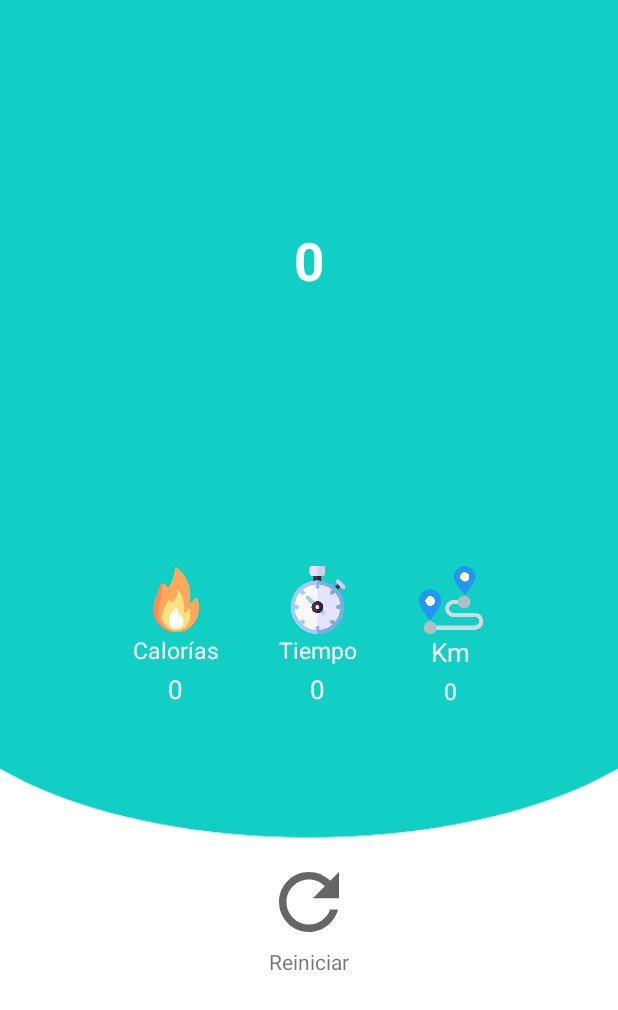
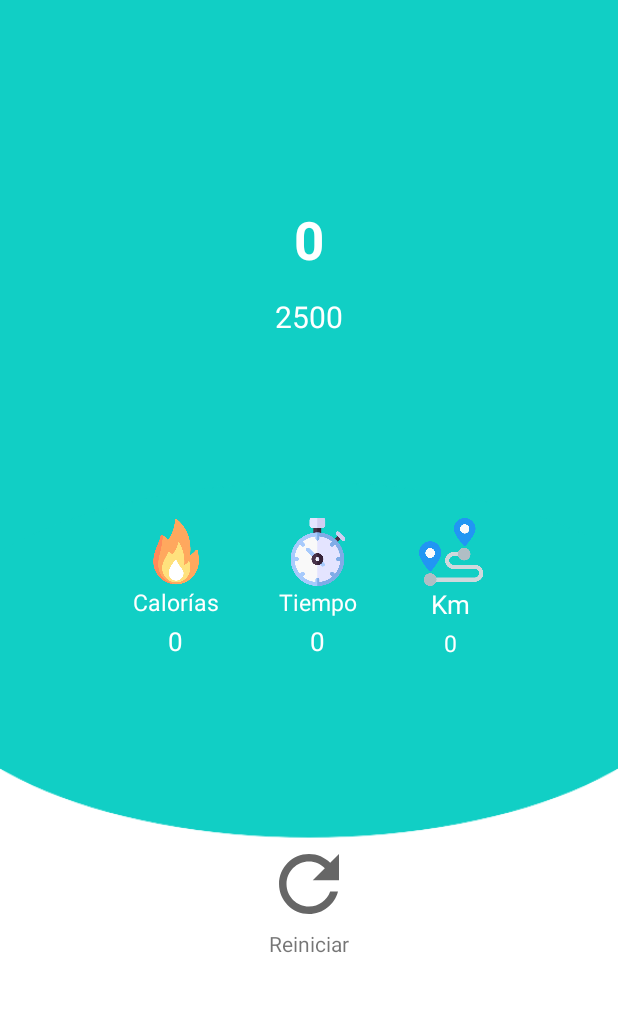
Before and after one commit to SergioGamero31/D-health, an Android app: the PedometerFragment screen opened directly, with no data from a screen before it, on a phone screen of 412 x 824 dp. Shown: the top 1010 px of the screen. Run offline under Robolectric (Android 15) with nearby library versions, the phone set to English and light mode, and no system bars; libraries missing offline, so code that uses them is left out: com.mikhaellopez.circularprogressbar; plain views replace CircularProgressBar; 1 statement that could not run was skipped.

Commit message:
podoact4

```diff
--- a/app/src/main/java/Fragments/PedometerFragment.java
+++ b/app/src/main/java/Fragments/PedometerFragment.java
@@ -27,6 +27,7 @@ import com.mikhaellopez.circularprogressbar.CircularProgressBar;
 public class PedometerFragment extends Fragment implements SensorEventListener {
 
     private TextView txstepCounter;
+    private TextView txtmaxStep;
     private TextView txtCal;
     private TextView txtTime;
     private TextView txtDist;
@@ -39,6 +40,7 @@ public class PedometerFragment extends Fragment implements SensorEventListener {
 
     private boolean sensorPresent;
     int stepCount = 0;
+    int stepMax = 0;
 
     @Override
     public View onCreateView(LayoutInflater inflater, ViewGroup container, Bundle savedInstanceState) {
@@ -51,10 +53,16 @@ public class PedometerFragment extends Fragment implements SensorEventListener {
         View view = inflater.inflate(R.layout.fragment_podometer, container, false);
 
         txstepCounter = view.findViewById(R.id.txstepCounter);
+        txtmaxStep = view.findViewById(R.id.txstepCounter);
         cProgressBar = view.findViewById(R.id.cProgressBar);
         btnReset = view.findViewById(R.id.btnReset);
 
+        txtCal = view.findViewById(R.id.txCal);
+        txtTime = view.findViewById(R.id.txTime);
+        txtDist = view.findViewById(R.id.txDist);
+
         sensorManager = (SensorManager) getActivity().getSystemService(Context.SENSOR_SERVICE);
+
 
         if(sensorManager.getDefaultSensor(Sensor.TYPE_STEP_COUNTER)!=null){
             mstepCounter = sensorManager.getDefaultSensor(Sensor.TYPE_STEP_COUNTER);
@@ -75,8 +83,9 @@ public class PedometerFragment extends Fragment implements SensorEventListener {
             stepCount = (int) event.values[0];
             txstepCounter.setText(String.valueOf(stepCount));
             cProgressBar.setProgressWithAnimation((float) stepCount);
-
         }
+        txtCal.setText(String.valueOf(stepCount/20));
+        getDistance();
     }
 
     @Override
@@ -107,4 +116,9 @@ public class PedometerFragment extends Fragment implements SensorEventListener {
             }
         });
     }
+    public void getDistance(){
+        float distance = (float)(stepCount*71) / (float)100000;
+        txtDist.setText(String.format("%.2f", distance));
+    }
+
 }
--- a/app/src/main/java/com/example/diabetes/MainActivity.java
+++ b/app/src/main/java/com/example/diabetes/MainActivity.java
@@ -79,6 +79,7 @@ public class MainActivity extends AppCompatActivity implements IComDashboard {
                 FragmentTransaction transaction = getSupportFragmentManager().beginTransaction();
                 transaction.setCustomAnimations(R.anim.enter_right_left,R.anim.exit_left_right);
                 transaction.replace(R.id.frame_container, fragment);
+                transaction.addToBackStack(null);
                 transaction.commit();
             }
         }
--- /dev/null
+++ b/app/src/main/res/drawable/ic_message.xml
@@ -0,0 +1,5 @@
+<vector android:height="36dp" android:viewportHeight="128"
+    android:viewportWidth="128" android:width="36dp" xmlns:android="http://schemas.android.com/apk/res/android">
+    <path android:fillColor="#007aff" android:pathData="M64,64m-64,0a64,64 0,1 1,128 0a64,64 0,1 1,-128 0"/>
+    <path android:fillColor="#FFFFFF" android:pathData="M100,37H28c-2.2,0 -4,1.8 -4,4v42c0,2.2 1.8,4 4,4h20v15.1c0,0.8 0.9,1.3 1.6,0.8L72,87h28c2.2,0 4,-1.8 4,-4V41C104,38.8 102.2,37 100,37z"/>
+</vector>
--- /dev/null
+++ b/app/src/main/res/drawable/ic_plus.xml
@@ -0,0 +1,5 @@
+<vector android:height="30dp" android:viewportHeight="469.33334"
+    android:viewportWidth="469.33334" android:width="30dp" xmlns:android="http://schemas.android.com/apk/res/android">
+    <path android:fillColor="#4caf50" android:pathData="m437.332,192h-405.332c-17.664,0 -32,14.336 -32,32v21.332c0,17.664 14.336,32 32,32h405.332c17.664,0 32,-14.336 32,-32v-21.332c0,-17.664 -14.336,-32 -32,-32zM437.332,192"/>
+    <path android:fillColor="#4caf50" android:pathData="m192,32v405.332c0,17.664 14.336,32 32,32h21.332c17.664,0 32,-14.336 32,-32v-405.332c0,-17.664 -14.336,-32 -32,-32h-21.332c-17.664,0 -32,14.336 -32,32zM192,32"/>
+</vector>
--- a/app/src/main/res/layout/fragment_main.xml
+++ b/app/src/main/res/layout/fragment_main.xml
@@ -43,7 +43,7 @@
                         android:layout_height="wrap_content"
                         android:layout_alignParentLeft="true"
                         android:layout_centerVertical="true"
-                        android:text="Anashe"
+                        android:text="Bienvenido"
                         android:textSize="17sp"
                         android:textColor="#BDF8FF"/>
 
--- a/app/src/main/res/layout/fragment_podometer.xml
+++ b/app/src/main/res/layout/fragment_podometer.xml
@@ -23,7 +23,7 @@
                     android:id="@+id/cProgressBar"
                     android:layout_width="250dp"
                     android:layout_height="250dp"
-                    android:layout_marginTop="50dp"
+                    android:layout_marginTop="70dp"
                     android:layout_centerInParent="true"
                     app:cpb_background_progressbar_color="@color/colorAccentLight2"
                     app:cpb_background_progressbar_width="15dp"
@@ -35,11 +35,21 @@
                 <TextView
                     android:id="@+id/txstepCounter"
                     style="@style/viewParent.headerText.NoMode"
-                    android:layout_below="@+id/cProgressBar"
                     android:text="0"
                     android:textSize="35sp"
                     android:textColor="@color/login_bk_color"
                     android:layout_centerInParent="true"/>
+
+                <TextView
+                    android:id="@+id/txmaxStep"
+                    android:layout_height="wrap_content"
+                    android:layout_width="match_parent"
+                    android:layout_below="@+id/txstepCounter"
+                    android:text="2500"
+                    android:layout_marginTop="150dp"
+                    android:textSize="20sp"
+                    android:textColor="@color/login_bk_color"
+                    android:gravity="center"/>
 
             </RelativeLayout>
 
@@ -48,7 +58,7 @@
                 android:layout_height="wrap_content"
                 android:gravity="center"
                 android:orientation="horizontal"
-                android:layout_marginTop="30dp">
+                android:layout_marginTop="25dp">
 
                 <LinearLayout
                     android:layout_width="wrap_content"
@@ -71,7 +81,7 @@
                         android:textColor="@color/login_bk_color"
                         android:layout_gravity="center"/>
                     <TextView
-                        android:id="@+id/txtCal"
+                        android:id="@+id/txCal"
                         android:layout_width="wrap_content"
                         android:layout_height="wrap_content"
                         android:text="0"
@@ -148,7 +158,7 @@
             <LinearLayout
                 android:layout_width="match_parent"
                 android:layout_height="wrap_content"
-                android:layout_marginTop="100dp"
+                android:layout_marginTop="120dp"
                 android:gravity="center"
                 android:orientation="vertical">
 
```
Also changed, not shown: app/src/main/res/drawable/ic_languages.xml (deleted, +0 -21 lines), app/src/main/res/drawable/ic_lock.xml (added, +7 -0 lines), app/src/main/res/layout/fragment_menu.xml (+7 -1 lines), app/src/main/res/layout/fragment_nutrition.xml (+3 -5 lines).
